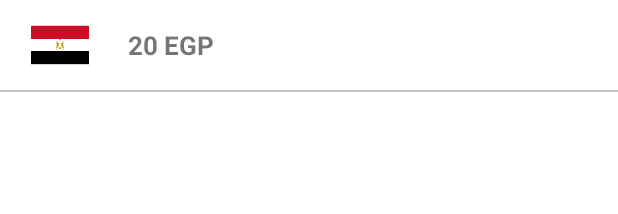
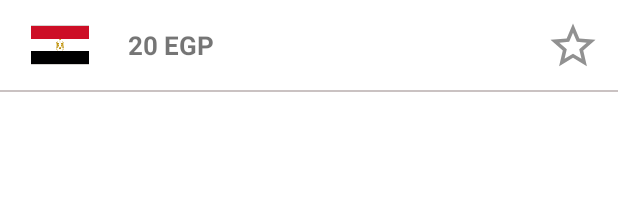
Before and after one commit to MustafaZakria/Currency-Converter, an Android app: the layout item_rate.xml on its own in the app's theme, with its tools: preview values and no code run, on a phone screen of 412 x 824 dp. Shown: the top 214 px of the screen. Run offline under Robolectric (Android 15) with nearby library versions, the phone set to English and light mode, and no system bars.

Commit message:
Favourite rates feature is added v1.1

```diff
--- a/app/src/main/java/com/zeko/currencyconverterapp/util/Constants.kt
+++ b/app/src/main/java/com/zeko/currencyconverterapp/util/Constants.kt
@@ -8,4 +8,6 @@ object Constants {
 
     const val BASE_URL = "https://api.currencyfreaks.com/"
     const val API_KEY = "7e11b8bab3bd40908ed2c8dfd6648f83"
+
+    const val base = "USD"
 }
--- /dev/null
+++ b/app/src/main/res/drawable/ic_star_border.xml
@@ -0,0 +1,5 @@
+<vector android:height="36dp" android:tint="#919191"
+    android:viewportHeight="24" android:viewportWidth="24"
+    android:width="36dp" xmlns:android="http://schemas.android.com/apk/res/android">
+    <path android:fillColor="@android:color/white" android:pathData="M22,9.24l-7.19,-0.62L12,2 9.19,8.63 2,9.24l5.46,4.73L5.82,21 12,17.27 18.18,21l-1.63,-7.03L22,9.24zM12,15.4l-3.76,2.27 1,-4.28 -3.32,-2.88 4.38,-0.38L12,6.1l1.71,4.04 4.38,0.38 -3.32,2.88 1,4.28L12,15.4z"/>
+</vector>
--- /dev/null
+++ b/app/src/main/res/drawable/ic_star_filled.xml
@@ -0,0 +1,5 @@
+<vector android:height="36dp" android:tint="#F6CE00"
+    android:viewportHeight="24" android:viewportWidth="24"
+    android:width="36dp" xmlns:android="http://schemas.android.com/apk/res/android">
+    <path android:fillColor="@android:color/white" android:pathData="M12,17.27L18.18,21l-1.64,-7.03L22,9.24l-7.19,-0.61L12,2 9.19,8.63 2,9.24l5.46,4.73L5.82,21z"/>
+</vector>
--- a/app/src/main/res/layout/item_rate.xml
+++ b/app/src/main/res/layout/item_rate.xml
@@ -8,7 +8,12 @@
         <variable
             name="rateItem"
             type="com.zeko.currencyconverterapp.util.RateItem" />
+        <variable
+            name="listener"
+            type="com.zeko.currencyconverterapp.adapters.FavRateClickListener" />
     </data>
+
+
 
     <androidx.constraintlayout.widget.ConstraintLayout
         android:layout_width="match_parent"
@@ -47,6 +52,18 @@
             app:layout_constraintTop_toBottomOf="@id/ivCountry"
             android:layout_marginTop="10dp"/>
 
+        <ImageView
+            android:id="@+id/ivStar"
+            android:layout_width="60dp"
+            android:layout_height="wrap_content"
+            app:layout_constraintEnd_toEndOf="parent"
+            app:layout_constraintTop_toTopOf="parent"
+            app:layout_constraintBottom_toBottomOf="parent"
+            tools:srcCompat="@drawable/ic_star_border"
+            app:setStarImage="@{rateItem.isFavourite}"
+            android:onClick="@{() -> listener.onClick(rateItem.getCurrency())}"/>
+
+
     </androidx.constraintlayout.widget.ConstraintLayout>
 
 </layout>
```
Also changed, not shown: app/src/main/java/com/zeko/currencyconverterapp/adapters/RateAdapter.kt (+10 -4 lines), app/src/main/java/com/zeko/currencyconverterapp/ui/fragments/RatesFragment.kt (+7 -7 lines), app/src/main/java/com/zeko/currencyconverterapp/ui/viewmodels/RatesViewModel.kt (+33 -21 lines), app/src/main/java/com/zeko/currencyconverterapp/util/BindingUtils.kt (+10 -1 lines), app/src/main/java/com/zeko/currencyconverterapp/util/RateItem.kt (+13 -5 lines).
